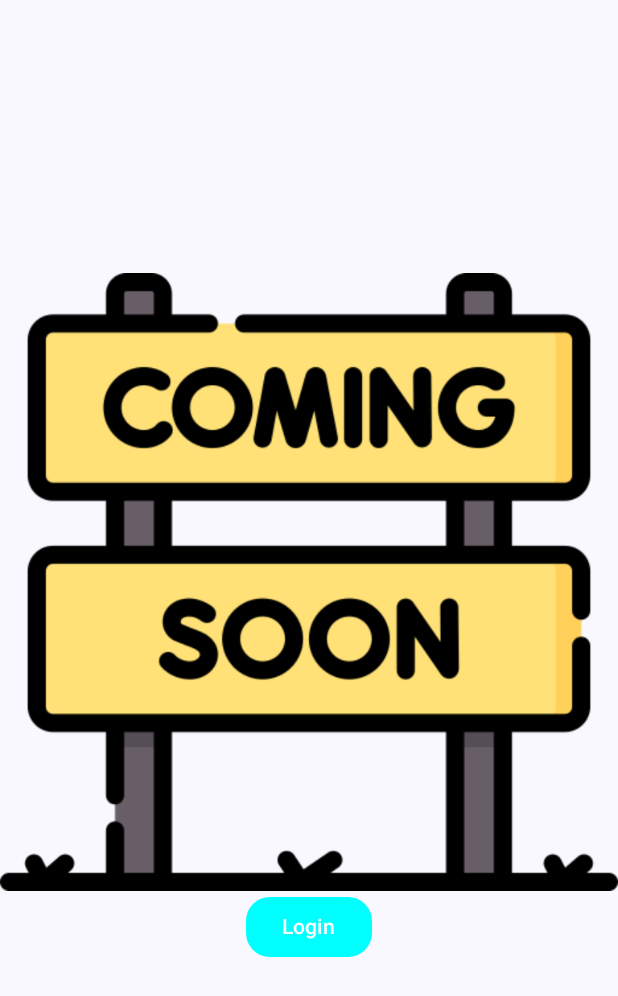
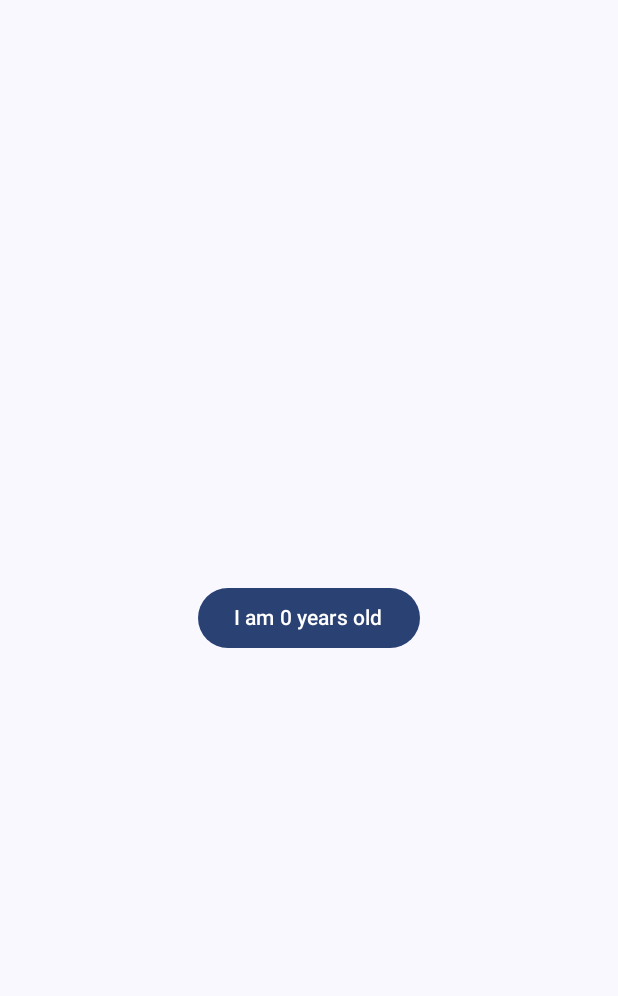
Before and after one commit to ekck/jc-components, an Android app built with Jetpack Compose: the screen it shows after launch (MainActivity), on a phone screen of 412 x 824 dp. Shown: the top 996 px of the screen. Run offline under Robolectric (Android 15) with nearby library versions, the phone set to English and light mode, and no system bars.

Commit message:
mutableStateOf()

```diff
--- a/app/src/main/java/com/zanahtech/jccomponents/MainActivity.kt
+++ b/app/src/main/java/com/zanahtech/jccomponents/MainActivity.kt
@@ -1,6 +1,7 @@
 package com.zanahtech.jccomponents
 
 import android.os.Bundle
+import android.util.Log
 import android.widget.Toast
 import androidx.activity.ComponentActivity
 import androidx.activity.compose.setContent
@@ -22,6 +23,10 @@ import androidx.compose.material3.MaterialTheme
 import androidx.compose.material3.Surface
 import androidx.compose.material3.Text
 import androidx.compose.runtime.Composable
+import androidx.compose.runtime.getValue
+import androidx.compose.runtime.mutableStateOf
+import androidx.compose.runtime.remember
+import androidx.compose.runtime.setValue
 import androidx.compose.ui.Alignment
 import androidx.compose.ui.Modifier
 import androidx.compose.ui.graphics.Color
@@ -47,7 +52,7 @@ class MainActivity : ComponentActivity() {
                     color = MaterialTheme.colorScheme.background
 //                    contentAlignment = Alignment.CenterStart
                 ) {
-                    LearnImage()
+                    LearnState()
 
                 }
             }
@@ -183,3 +188,21 @@ fun LearnImage(){
     }
 
 }
+
+@Composable
+fun LearnState(){
+//    var age = 0
+    var age by remember {
+        mutableStateOf(0)
+    }
+
+
+    Column (verticalArrangement = Arrangement.Center, horizontalAlignment = Alignment.CenterHorizontally){
+        Button(onClick = { age++
+        Log.v("TAG", "age"+age)}) {
+            Text(text = "I am $age years old")
+
+
+        }
+    }
+}
```
